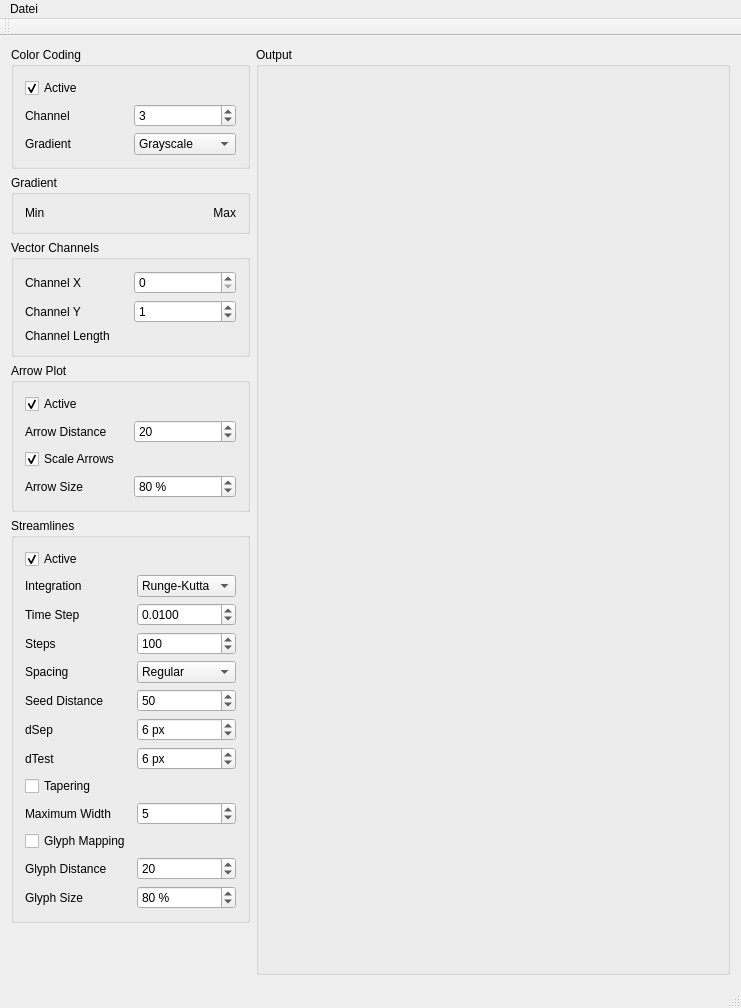
stf80/Visualisierung-LU-WS-2010, file Beispiel2/mainwindow.ui: the form before one commit.
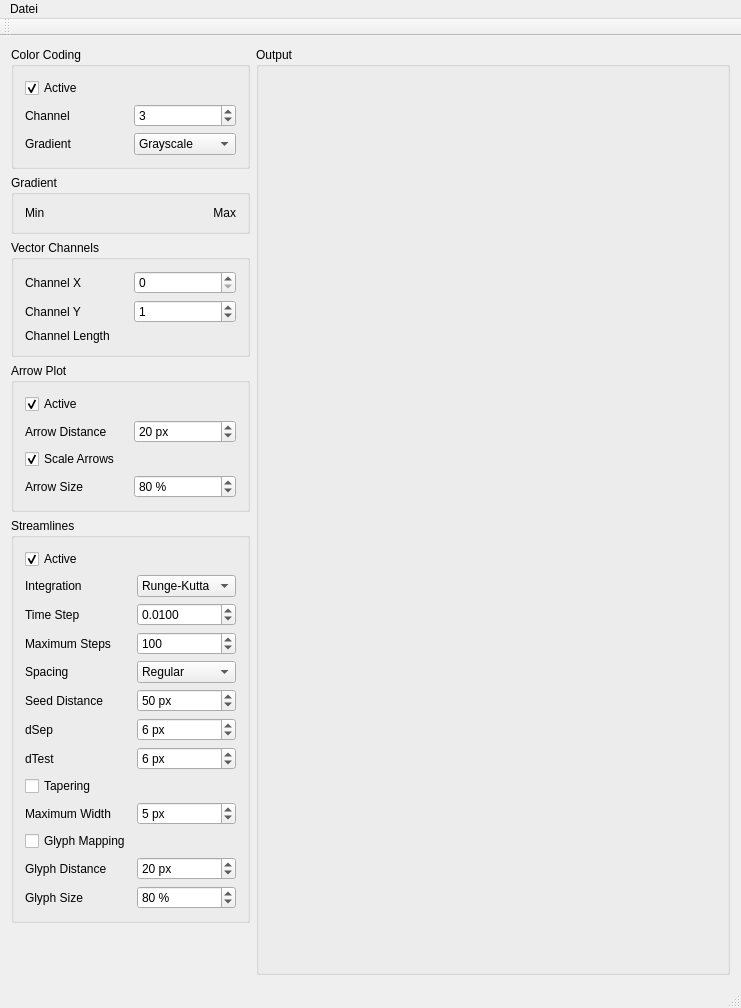
The form after the commit.

Commit message: stf: fix link problem; increase upper limit for integration steps;

Patch:
```diff
--- a/Beispiel2/mainwindow.ui
+++ b/Beispiel2/mainwindow.ui
@@ -131,6 +131,9 @@
            </item>
            <item row="3" column="1">
             <widget class="QSpinBox" name="arrowPlotDistance">
+             <property name="suffix">
+              <string> px</string>
+             </property>
              <property name="minimum">
               <number>1</number>
              </property>
@@ -277,6 +280,9 @@
            </item>
            <item row="5" column="1">
             <widget class="QSpinBox" name="streamlinesDistance">
+             <property name="suffix">
+              <string> px</string>
+             </property>
              <property name="minimum">
               <number>10</number>
              </property>
@@ -353,7 +359,7 @@
            <item row="3" column="0">
             <widget class="QLabel" name="label_12">
              <property name="text">
-              <string>Steps</string>
+              <string>Maximum Steps</string>
              </property>
             </widget>
            </item>
@@ -396,6 +402,9 @@
            </item>
            <item row="11" column="1">
             <widget class="QSpinBox" name="streamlinesGlyphDistance">
+             <property name="suffix">
+              <string> px</string>
+             </property>
              <property name="minimum">
               <number>10</number>
              </property>
@@ -443,7 +452,7 @@
            <item row="9" column="1">
             <widget class="QSpinBox" name="streamlinesMaximumWidth">
              <property name="suffix">
-              <string/>
+              <string> px</string>
              </property>
              <property name="minimum">
               <number>1</number>
```
Left out of the diff: 4 changed lines with no effect on the pictures. The commit also changes 1 other file.
